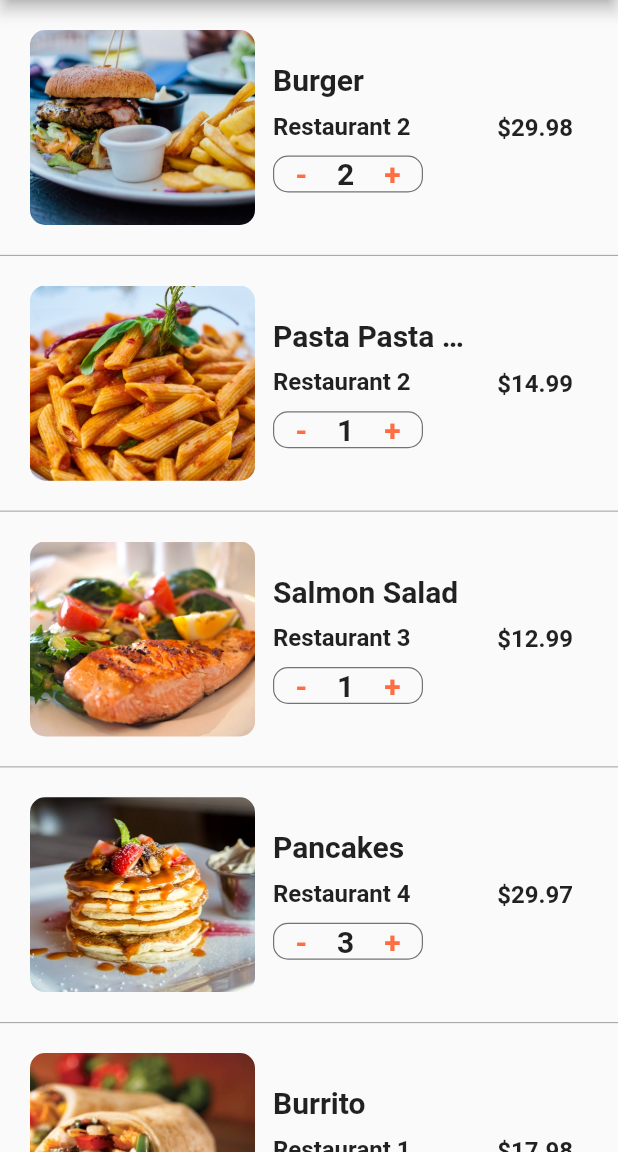
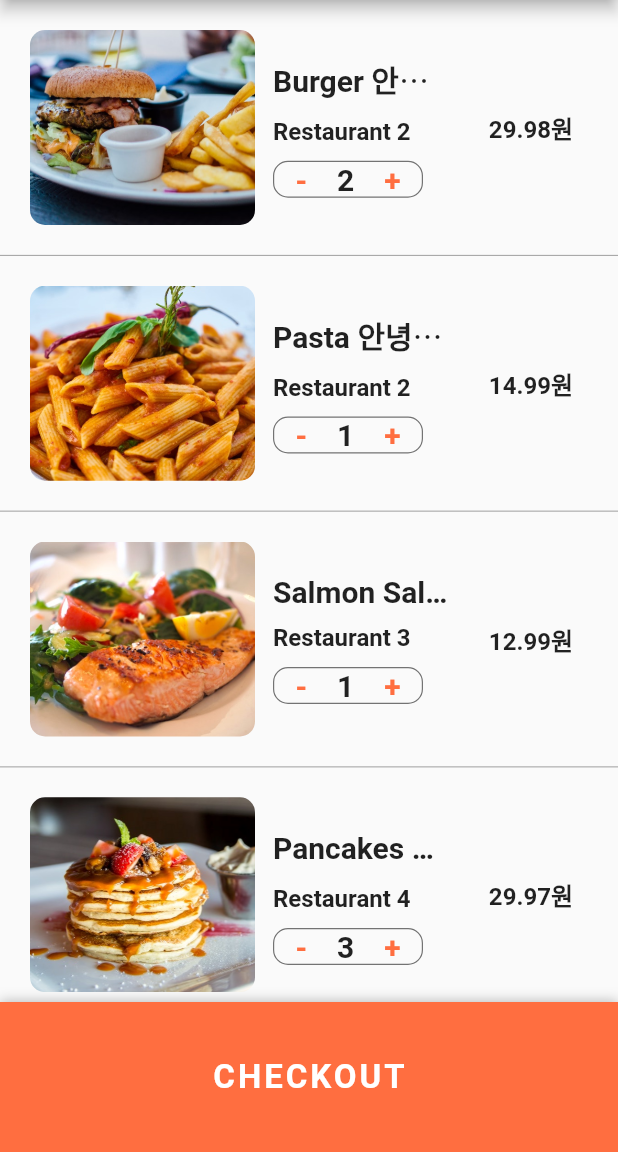
Before and after one commit to bigmsg/flutter_food_delivery_ui, a Flutter app: the CartScreen screen opened directly, on a phone screen of 412 x 824 dp, the part 84-1236 px from its top. Run offline on Flutter 3.47's test engine with Material 2 defaults, Android fonts, the phone set to English and light mode, and no system bars.

Commit message:
카트 완성2

```diff
--- a/lib/data/data.dart
+++ b/lib/data/data.dart
@@ -9,7 +9,7 @@ final _burrito =
 final _steak =
     Food(imageUrl: 'assets/images/steak.jpg', name: 'Steak', price: 17.99);
 final _pasta =
-    Food(imageUrl: 'assets/images/pasta.jpg', name: 'Pasta Pasta Pasta Pasta Pasta Pasta', price: 14.99);
+    Food(imageUrl: 'assets/images/pasta.jpg', name: 'Pasta', price: 14.99);
 final _ramen =
     Food(imageUrl: 'assets/images/ramen.jpg', name: 'Ramen', price: 13.99);
 final _pancakes =
--- a/lib/screens/cart_screen.dart
+++ b/lib/screens/cart_screen.dart
@@ -9,18 +9,70 @@ class CartScreen extends StatefulWidget {
 }
 
 class _CartScreenState extends State<CartScreen> {
+
   @override
   Widget build(BuildContext context) {
+    double totalPrice = 0;
+    currentUser.cart.forEach(
+      (Order order) => totalPrice += order.quantity * order.food.price
+    );
+
     return Scaffold(
       appBar: AppBar(
         title: Text('Cart (${currentUser.cart.length})'),
       ),
       body: ListView.separated(
-        itemCount: currentUser.cart.length,
+        itemCount: currentUser.cart.length + 1,
         itemBuilder: (BuildContext context, int index) {
-          Order order = currentUser.cart[index];
-
-          return _buildCartItem(order);
+          if (index < currentUser.cart.length) {
+            Order order = currentUser.cart[index];
+            return _buildCartItem(order);
+          } else {
+            return Padding(
+              padding: EdgeInsets.all(20.0),
+              child: Column(
+                children: <Widget>[
+                  Row(
+                    mainAxisAlignment: MainAxisAlignment.spaceBetween,
+                    children: <Widget>[
+                      Text('배달 소요시간: ',
+                        style: TextStyle(
+                          fontSize: 20.0,
+                          fontWeight: FontWeight.w600
+                        ),
+                      ),
+                      Text('25분',
+                        style: TextStyle(
+                            fontSize: 20.0,
+                            fontWeight: FontWeight.w600
+                        ),
+                      ),
+                    ],
+                  ),
+                  SizedBox(height: 10.0,),
+                  Row(
+                    mainAxisAlignment: MainAxisAlignment.spaceBetween,
+                    children: <Widget>[
+                      Text('합계: ',
+                        style: TextStyle(
+                            fontSize: 20.0,
+                            fontWeight: FontWeight.w600
+                        ),
+                      ),
+                      Text(totalPrice.toStringAsFixed(2) + '원',
+                        style: TextStyle(
+                          color: Colors.green[700],
+                          fontSize: 20.0,
+                          fontWeight: FontWeight.w600
+                        ),
+                      ),
+                    ],
+                  ),
+                  SizedBox(height: 100.0,),
+                ],
+              ),
+            );
+          }
         },
         separatorBuilder: (BuildContext context, int index) {
           return Divider(
@@ -28,6 +80,33 @@ class _CartScreenState extends State<CartScreen> {
             color: Colors.grey,
           );
         },
+      ),
+      bottomSheet: Container(
+        height: 100.0,
+        width: MediaQuery.of(context).size.width,
+        decoration: BoxDecoration(
+          color: Theme.of(context).primaryColor,
+          boxShadow: [
+            BoxShadow(
+              color: Colors.black26,
+              offset: Offset(0, -1),
+              blurRadius: 6.0,
+            ),
+          ],
+        ),
+        child: Center(
+          child: FlatButton(
+            child: Text('CHECKOUT',
+              style: TextStyle(
+                fontSize: 22.0,
+                fontWeight: FontWeight.bold,
+                color: Colors.white,
+                letterSpacing: 2.0
+              ),
+            ),
+            onPressed: () {},
+          ),
+        ),
       ),
     );
   }
@@ -60,7 +139,7 @@ class _CartScreenState extends State<CartScreen> {
                       crossAxisAlignment: CrossAxisAlignment.start,
                       children: <Widget>[
                         Text(
-                          order.food.name,
+                          order.food.name + ' 안녕하세요?',
                           style: TextStyle(
                             fontSize: 20.0,
                             fontWeight: FontWeight.bold,
@@ -130,7 +209,7 @@ class _CartScreenState extends State<CartScreen> {
           Container(
             margin: EdgeInsets.all(10.0),
             child: Text(
-              '\$${order.quantity * order.food.price}',
+              '${order.quantity * order.food.price}원',
               style: TextStyle(
                 fontSize: 16.0,
                 fontWeight: FontWeight.w600,
```
